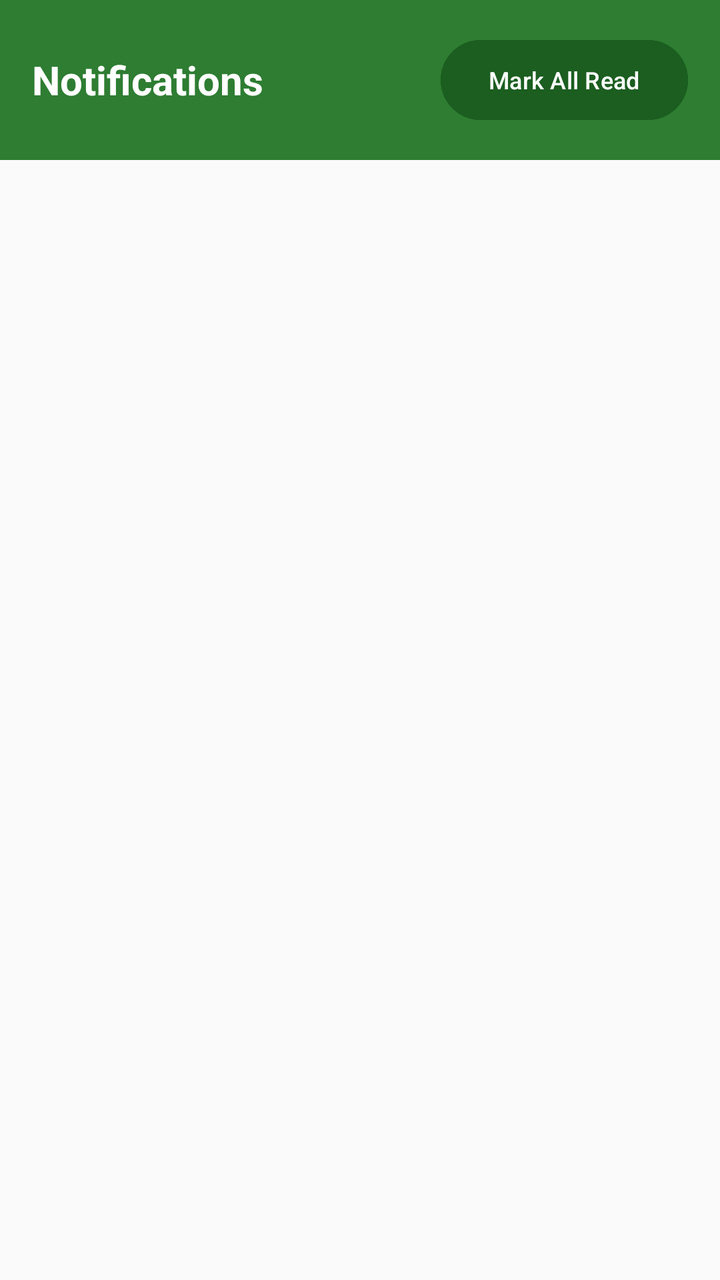
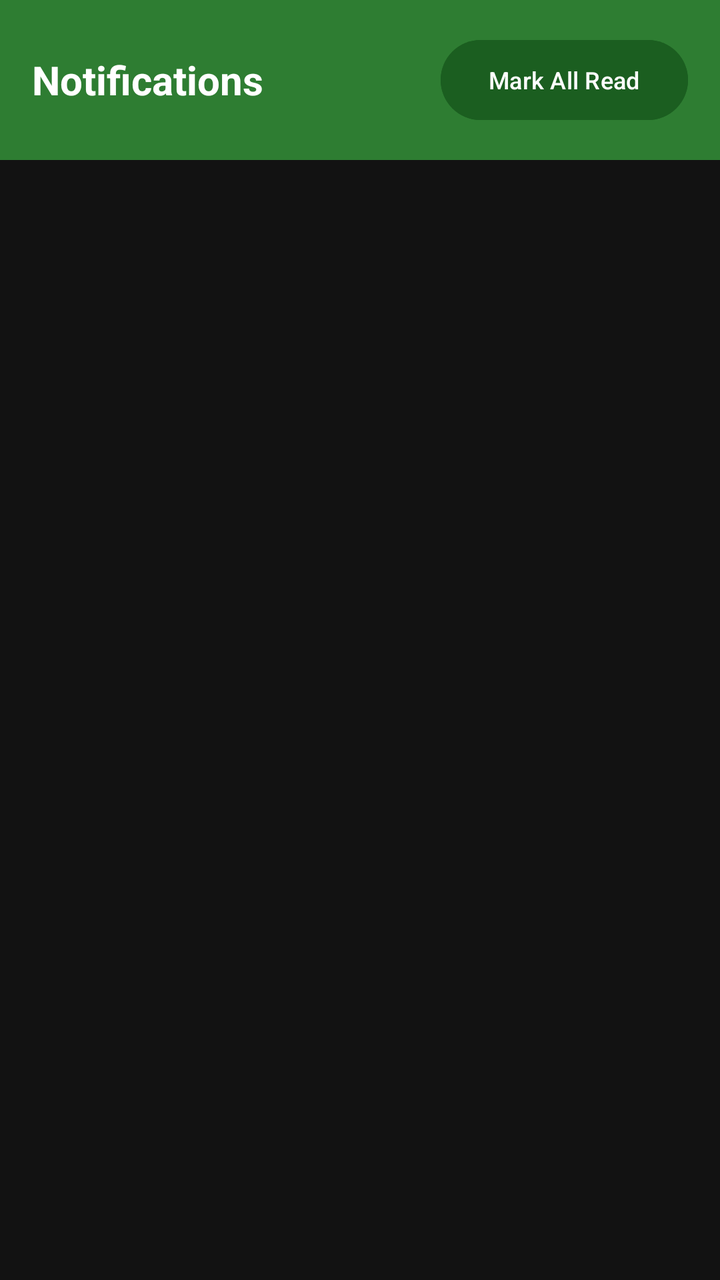

An Android layout rendered at two revisions. The XML below is the earlier revision; the diff shows what the commit changed to produce the second picture.
<!-- AndroidManifest.xml: application theme Theme.CampusCycle -->
<!-- res/layout/activity_notifications.xml -->
<?xml version="1.0" encoding="utf-8"?>
<LinearLayout xmlns:android="http://schemas.android.com/apk/res/android"
    android:layout_width="match_parent"
    android:layout_height="match_parent"
    android:orientation="vertical"
    android:background="#FAFAFA">

    <LinearLayout
        android:layout_width="match_parent"
        android:layout_height="wrap_content"
        android:background="#2E7D32"
        android:padding="16dp"
        android:gravity="center_vertical"
        android:orientation="horizontal">

        <TextView
            android:layout_width="0dp"
            android:layout_height="wrap_content"
            android:layout_weight="1"
            android:text="Notifications"
            android:textColor="#FFFFFF"
            android:textSize="20sp"
            android:textStyle="bold"/>

        <Button
            android:id="@+id/btnMarkAllRead"
            android:layout_width="wrap_content"
            android:layout_height="wrap_content"
            android:text="Mark All Read"
            android:backgroundTint="#1B5E20"
            android:textColor="#FFFFFF"
            android:textSize="12sp"/>
    </LinearLayout>

    <ListView
        android:id="@+id/lvNotifications"
        android:layout_width="match_parent"
        android:layout_height="0dp"
        android:layout_weight="1"
        android:divider="#E0E0E0"
        android:dividerHeight="1dp"
        android:padding="8dp"/>

    <TextView
        android:id="@+id/tvEmpty"
        android:layout_width="match_parent"
        android:layout_height="wrap_content"
        android:text="No notifications yet."
        android:gravity="center"
        android:textColor="#9E9E9E"
        android:textSize="15sp"
        android:padding="40dp"
        android:visibility="gone"/>

</LinearLayout>
<!-- resources referenced by this layout -->
<resources>
  <style name="Theme.CampusCycle" parent="Base.Theme.CampusCycle" />
  <style name="Base.Theme.CampusCycle" parent="Theme.Material3.DayNight.NoActionBar">
          
          
      </style>
</resources>

<!-- the commit's change to res/layout/activity_notifications.xml (unified diff, before → after) -->
@@ -3,7 +3,7 @@
     android:layout_width="match_parent"
     android:layout_height="match_parent"
     android:orientation="vertical"
-    android:background="#FAFAFA">
+    android:background="@color/background">
 
     <LinearLayout
         android:layout_width="match_parent"
@@ -18,7 +18,7 @@
             android:layout_height="wrap_content"
             android:layout_weight="1"
             android:text="Notifications"
-            android:textColor="#FFFFFF"
+            android:textColor="@color/textPrimary"
             android:textSize="20sp"
             android:textStyle="bold"/>
 
@@ -47,7 +47,7 @@
         android:layout_height="wrap_content"
         android:text="No notifications yet."
         android:gravity="center"
-        android:textColor="#9E9E9E"
+        android:textColor="@color/textPrimary"
         android:textSize="15sp"
         android:padding="40dp"
         android:visibility="gone"/>
<!-- resource entries referenced after the edit -->
@@ -1,9 +1,14 @@
 <!-- resources referenced by this layout -->
 <resources>
-  <style name="Theme.CampusCycle" parent="Base.Theme.CampusCycle" />
-  <style name="Base.Theme.CampusCycle" parent="Theme.Material3.DayNight.NoActionBar">
-          
-          
+  <color name="background">#121212</color>
+  <color name="textPrimary">#FFFFFF</color>
+  <style name="Theme.CampusCycle" parent="Theme.Material3.Dark.NoActionBar">
+          <item name="colorPrimary">@color/primary</item>
+          <item name="colorPrimaryVariant">@color/primaryDark</item>
+          <item name="colorSecondary">@color/accent</item>
       </style>
+  <color name="primary">#5E35B1</color>
+  <color name="primaryDark">#4527A0</color>
+  <color name="accent">#42A5F5</color>
 </resources>
 
